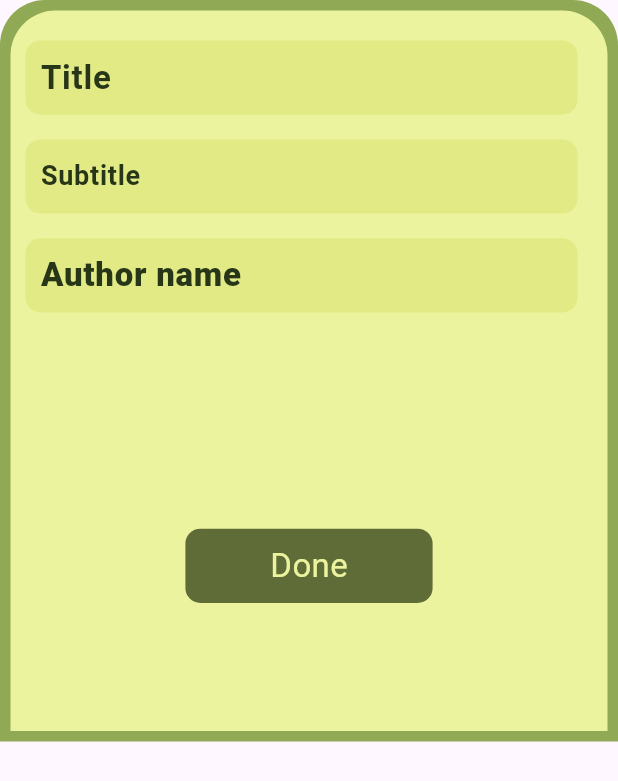
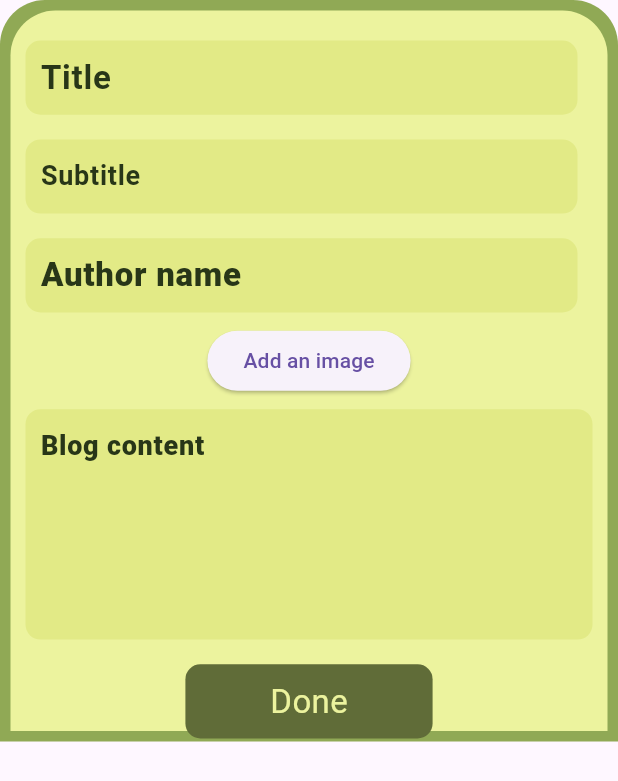
Before and after one commit to MuhammadBinArif/blog_flow_using_flutter, a Flutter app: the AddBlogBottomSheet widget shown alone on an empty page, opened directly, on a phone screen of 412 x 824 dp. Shown: the top 781 px of the screen. Run offline on Flutter 3.47's test engine with Material 3 defaults, Android fonts, the phone set to English and light mode, and no system bars; our stand-ins replace cloud_firestore, firebase_core, flutter_rating_bar; accounts and stored records are empty.

Commit message:
Added a content body

```diff
--- a/lib/model/blog_model.dart
+++ b/lib/model/blog_model.dart
@@ -3,6 +3,8 @@ class BlogModel {
   final String title;
   final String subtitle;
   final String authorName;
+  // final String image;
+  final String blogContent;
   int views;
 
   BlogModel({
@@ -10,6 +12,8 @@ class BlogModel {
     required this.title,
     required this.subtitle,
     required this.authorName,
+    // required this.image,
+    required this.blogContent,
     this.views = 100,
   });
 
@@ -19,41 +23,43 @@ class BlogModel {
       title: title,
       subtitle: subtitle,
       authorName: authorName,
+      // image: image,
+      blogContent: blogContent,
     );
   }
 }
 
-List<BlogModel> blog = [
-  BlogModel(
-    id: "1",
-    title: "How to master your time",
-    subtitle: "The secret to time management is simple: Jedi time tricks",
-    authorName: "Oliver Emberton",
-  ),
-  BlogModel(
-    id: "2",
-    title:
-        "The problem isn’t that life is unfair – it’s your broken idea of fairness",
-    subtitle:
-        "Unless you’re winning, most of life will seem hideously unfair to you",
-    authorName: "Oliver Emberton",
-  ),
-  BlogModel(
-    id: "3",
-    title: "The only way to be confident",
-    subtitle: "How are you supposed to be confident",
-    authorName: "Mark Manson",
-  ),
-  BlogModel(
-    id: "4",
-    title: "Why procrastinators procrastinate",
-    subtitle: "Avoid procrastination. So elegant in its simplicity.",
-    authorName: "Tim Urban",
-  ),
-  BlogModel(
-    id: "5",
-    title: "Lifestyle design of your ideal world",
-    subtitle: "How to Consciously Build the Life You Truly Want",
-    authorName: "The art of non-conformity",
-  ),
-];
+// List<BlogModel> blog = [
+//   BlogModel(
+//     id: "1",
+//     title: "How to master your time",
+//     subtitle: "The secret to time management is simple: Jedi time tricks",
+//     authorName: "Oliver Emberton",
+//   ),
+//   BlogModel(
+//     id: "2",
+//     title:
+//         "The problem isn’t that life is unfair – it’s your broken idea of fairness",
+//     subtitle:
+//         "Unless you’re winning, most of life will seem hideously unfair to you",
+//     authorName: "Oliver Emberton",
+//   ),
+//   BlogModel(
+//     id: "3",
+//     title: "The only way to be confident",
+//     subtitle: "How are you supposed to be confident",
+//     authorName: "Mark Manson",
+//   ),
+//   BlogModel(
+//     id: "4",
+//     title: "Why procrastinators procrastinate",
+//     subtitle: "Avoid procrastination. So elegant in its simplicity.",
+//     authorName: "Tim Urban",
+//   ),
+//   BlogModel(
+//     id: "5",
+//     title: "Lifestyle design of your ideal world",
+//     subtitle: "How to Consciously Build the Life You Truly Want",
+//     authorName: "The art of non-conformity",
+//   ),
+// ];
--- a/lib/providers/blog_provider.dart
+++ b/lib/providers/blog_provider.dart
@@ -19,6 +19,7 @@ class BlogProvider extends ChangeNotifier {
           title: data["title"],
           subtitle: data["subtitle"],
           authorName: data["authorName"],
+          blogContent: data["blogContent"],
         );
       }).toList();
       notifyListeners();
@@ -62,6 +63,7 @@ class BlogProvider extends ChangeNotifier {
             title: data["title"] ?? "",
             subtitle: data["subtitle"] ?? "",
             authorName: data["authorName"] ?? "",
+            blogContent: data["blogContent"] ?? "",
           );
         }).toList();
         notifyListeners();
--- a/lib/widgets/add_blog_bottom_sheet.dart
+++ b/lib/widgets/add_blog_bottom_sheet.dart
@@ -1,6 +1,7 @@
 import 'package:blog_app_flutter/model/blog_model.dart';
 import 'package:blog_app_flutter/providers/blog_provider.dart';
 import 'package:blog_app_flutter/widgets/form_field_bottom_sheet.dart';
+import 'package:blog_app_flutter/widgets/text_field_bottom_sheet.dart';
 import 'package:flutter/material.dart';
 import 'package:provider/provider.dart';
 
@@ -16,12 +17,14 @@ class _AddBlogBottomSheetState extends State<AddBlogBottomSheet> {
   final _titleController = TextEditingController();
   final _subtitleController = TextEditingController();
   final _authorNameController = TextEditingController();
+  final _blogContentController = TextEditingController();
 
   @override
   void dispose() {
     _titleController.dispose();
     _subtitleController.dispose();
     _authorNameController.dispose();
+    _blogContentController.dispose();
     super.dispose();
   }
 
@@ -42,6 +45,7 @@ class _AddBlogBottomSheetState extends State<AddBlogBottomSheet> {
           title: _titleController.text,
           subtitle: _subtitleController.text,
           authorName: _authorNameController.text,
+          blogContent: _blogContentController.text,
           id: "",
         );
 
@@ -167,8 +171,48 @@ class _AddBlogBottomSheetState extends State<AddBlogBottomSheet> {
                     _formKey.currentState?.validate();
                   },
                 ),
+                SizedBox(height: height * 0.01),
+                // Elevated button to add an image
+                ElevatedButton(
+                  onPressed: () {},
+                  child: const Text("Add an image"),
+                ),
+                SizedBox(height: height * 0.01),
+                // Text field for blog content
+                TextFieldBottomSheet(
+                  controller: _blogContentController,
+                  hintText: "Blog content",
+                ),
 
-                SizedBox(height: height * 0.175),
+                // Container(
+                //   height:
+                //       MediaQuery.of(context).size.height - kToolbarHeight * 0.1,
+                //   padding: EdgeInsets.all(16),
+                //   decoration: BoxDecoration(
+                //     color: Color.fromARGB(255, 226, 234, 134),
+                //     borderRadius: BorderRadius.circular(10),
+                //   ),
+                //   child: SingleChildScrollView(
+                //     child: Column(
+                //       children: [
+                //         TextFormField(
+                //           cursorColor: const Color(0xFF90a955),
+                //           controller: _blogContentController,
+                //           decoration: InputDecoration(
+                //             hintText: "Blog content",
+                //             border: InputBorder.none,
+                //             hintStyle: TextStyle(
+                //               color: const Color(0xFF283618),
+                //               fontSize: 18,
+                //             ),
+                //           ),
+                //           maxLines: null,
+                //         ),
+                //       ],
+                //     ),
+                //   ),
+                // ),
+                SizedBox(height: height * 0.02),
                 GestureDetector(
                   onTap: _addToBlogList, // This will trigger validation
                   child: Container(
--- /dev/null
+++ b/lib/widgets/text_field_bottom_sheet.dart
@@ -0,0 +1,45 @@
+import 'package:flutter/material.dart';
+
+class TextFieldBottomSheet extends StatelessWidget {
+  final TextEditingController controller;
+  final String hintText;
+  const TextFieldBottomSheet({
+    super.key,
+    required this.controller,
+    required this.hintText,
+  });
+
+  @override
+  Widget build(BuildContext context) {
+    var size = MediaQuery.of(context).size;
+    var height = size.height - kToolbarHeight;
+    return Container(
+      height: height * 0.2,
+      padding: EdgeInsets.only(left: 10),
+      decoration: BoxDecoration(
+        color: Color.fromARGB(255, 226, 234, 134),
+        borderRadius: BorderRadius.circular(10),
+      ),
+      child: SingleChildScrollView(
+        child: Column(
+          children: [
+            TextField(
+              cursorColor: const Color(0xFF90a955),
+              controller: controller,
+              decoration: InputDecoration(
+                hintText: hintText,
+                border: InputBorder.none,
+                hintStyle: TextStyle(
+                  color: const Color(0xFF283618),
+                  fontSize: 18,
+                  fontWeight: FontWeight.w800,
+                ),
+              ),
+              maxLines: null,
+            ),
+          ],
+        ),
+      ),
+    );
+  }
+}
--- a/pubspec.yaml
+++ b/pubspec.yaml
@@ -38,6 +38,7 @@ dependencies:
   provider: ^6.1.5+1
   cloud_firestore: ^6.1.0
   firebase_core: ^4.2.1
+  image_picker: ^1.2.1
 
 dev_dependencies:
   flutter_test:
```
Also changed, not shown: pubspec.lock, 4 other files.
